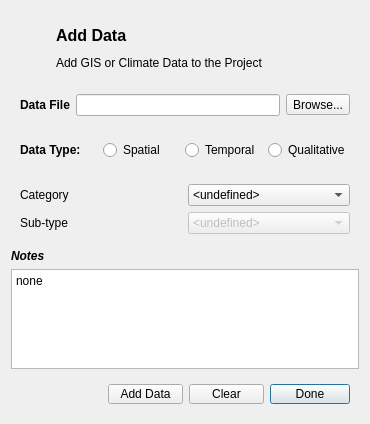
Before: the Qt Designer form adddatadialog.ui in petermbach/urbanbeats-pss, drawn with Qt 5.
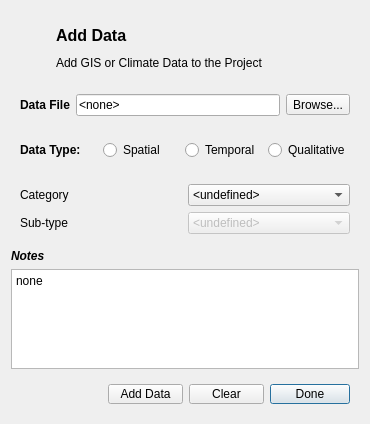
After: the same form once the commit is applied. Icons and pictures are not drawn.

Commit message: Changes to the dialog windows, many of the text boxes and line edits are now read-only. User cannot change filepaths or data freely. Also swapped GUI elements in adddatadialog.

```diff
--- a/adddatadialog.ui
+++ b/adddatadialog.ui
@@ -85,8 +85,14 @@
       </item>
       <item>
        <widget class="QLineEdit" name="databox">
+        <property name="enabled">
+         <bool>true</bool>
+        </property>
+        <property name="text">
+         <string>&lt;none&gt;</string>
+        </property>
         <property name="readOnly">
-         <bool>false</bool>
+         <bool>true</bool>
         </property>
        </widget>
       </item>
```
The commit also changes 9 other files.
